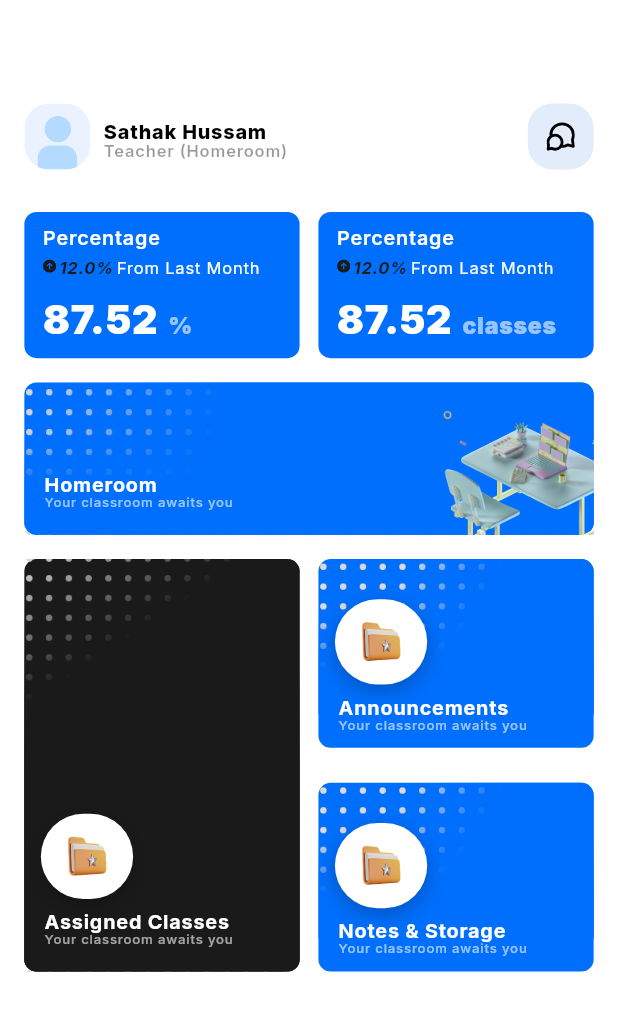
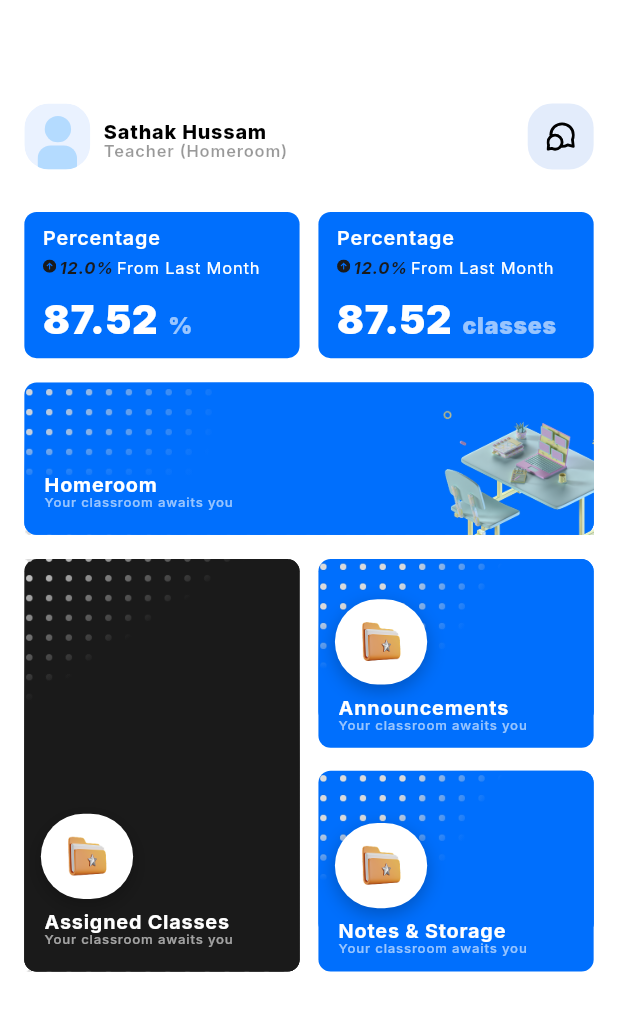
Before and after one commit to dh3eraj/thepilot, a Flutter app: the HomeScreen screen opened by its route, on a phone screen of 412 x 824 dp. Shown: the top 1011 px of the screen. Run offline on Flutter 3.47's test engine with Material 3 defaults, Android fonts, the phone set to English and light mode, and no system bars; our stand-ins replace flutter_screenutil, flutter_svg, go_router, google_fonts.

Commit message:
minor changes

```diff
--- a/lib/features/home/presentation/pages/home_screen.dart
+++ b/lib/features/home/presentation/pages/home_screen.dart
@@ -243,8 +243,16 @@ class HomeScreen extends StatelessWidget {
                         crossAxisAlignment: CrossAxisAlignment.start,
                         mainAxisSize: MainAxisSize.max,
                         children: [
-                          AnnouncementCard(title: 'Announcements'),
-                          AnnouncementCard(title: 'Notes & Storage'),
+                          AnnouncementCard(
+                            title: 'Announcements',
+                            width: 167.w,
+                            height: 124.h,
+                          ),
+                          AnnouncementCard(
+                            title: 'Notes & Storage',
+                            width: 167.w,
+                            height: 132.h,
+                          ),
                         ],
                       ),
                     ],
--- a/lib/features/home/presentation/widgets/announcement_card.dart
+++ b/lib/features/home/presentation/widgets/announcement_card.dart
@@ -6,13 +6,20 @@ import 'package:thepilot/core/widgets/custom_image.dart';
 
 class AnnouncementCard extends StatelessWidget {
   final String title;
-  const AnnouncementCard({super.key, required this.title});
+  final double width;
+  final double height;
+  const AnnouncementCard({
+    super.key,
+    required this.title,
+    required this.width,
+    required this.height,
+  });
 
   @override
   Widget build(BuildContext context) {
     return Container(
-      width: 167.w,
-      height: 124.h,
+      width: width,
+      height: height,
       decoration: BoxDecoration(
         color: Color(0xFF006FFD),
         borderRadius: BorderRadius.circular(8).r,
--- a/lib/main.dart
+++ b/lib/main.dart
@@ -15,6 +15,7 @@ class MainApp extends StatelessWidget {
     return ScreenUtilInit(
       designSize: Size(375, 812),
       child: MaterialApp.router(
+        title: 'The Pilot',
         debugShowCheckedModeBanner: false,
         routerConfig: AppRoutes.routerConfig,
       ),
```
Also changed, not shown: lib/features/home/presentation/pages/student_stats_screen.dart (+15 -3 lines).
